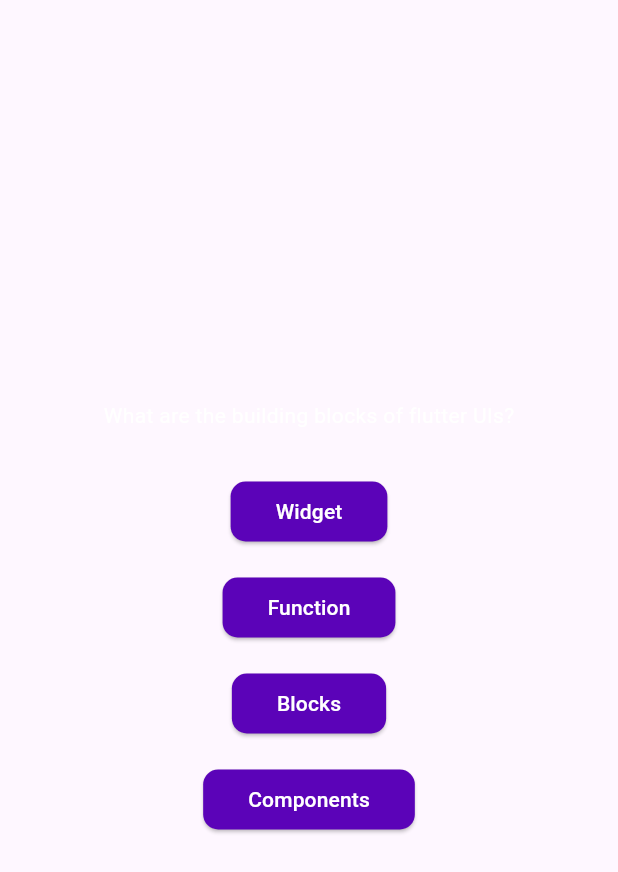
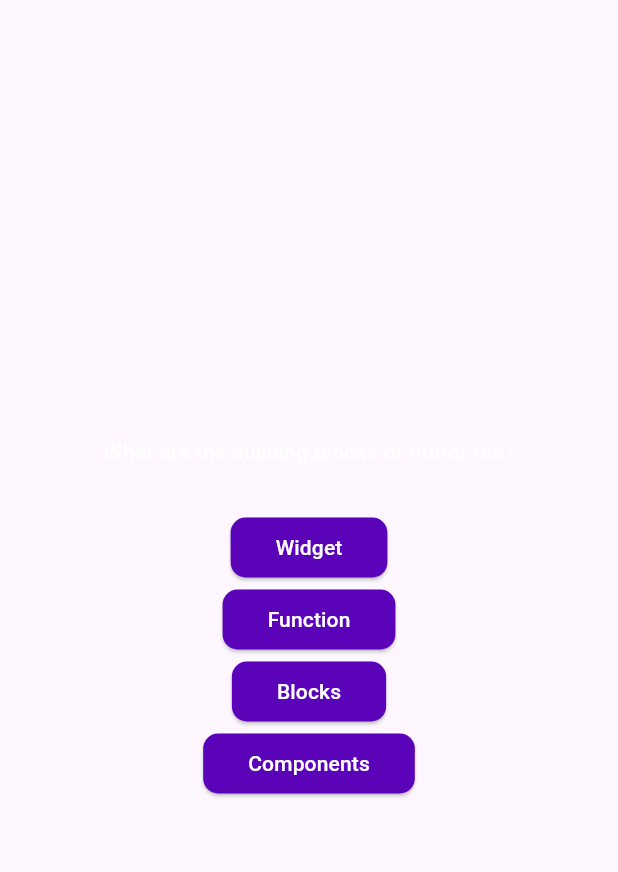
Before and after one commit to Dolma455/quiz_app, a Flutter app: the QuestionsScreen widget shown alone on an empty page, opened directly, on a phone screen of 412 x 824 dp. Shown: the top 872 px of the screen. Run offline on Flutter 3.47's test engine with Material 3 defaults, Android fonts, the light colour scheme and no system bars.

Commit message:
feat: Use of spread operator to generate elevated button according to number of answers and adding margin, padding to buttons

```diff
--- a/lib/screen/questions_screen.dart
+++ b/lib/screen/questions_screen.dart
@@ -27,19 +27,12 @@ class _QuestionsScreenState extends State<QuestionsScreen> {
           const SizedBox(
             height: 30,
           ),
-          AnswerButton(answerText: currentQuestion.answers[0], onTap: () {}),
-          const SizedBox(
-            height: 16,
-          ),
-          AnswerButton(answerText: currentQuestion.answers[1], onTap: () {}),
-          const SizedBox(
-            height: 16,
-          ),
-          AnswerButton(answerText: currentQuestion.answers[2], onTap: () {}),
-          const SizedBox(
-            height: 16,
-          ),
-          AnswerButton(answerText: currentQuestion.answers[3], onTap: () {})
+          ...currentQuestion.answers.map((answer) {
+            return AnswerButton(
+              answerText: answer,
+              onTap: () {},
+            );
+          }),
         ],
       ),
     );
--- a/lib/widget/answer_button.dart
+++ b/lib/widget/answer_button.dart
@@ -12,6 +12,7 @@ class AnswerButton extends StatelessWidget {
   @override
   Widget build(BuildContext context) {
     return ElevatedButton(
+
         onPressed: onTap,
         style: ElevatedButton.styleFrom(
             padding: const EdgeInsets.symmetric(horizontal: 30, vertical: 10),
```
